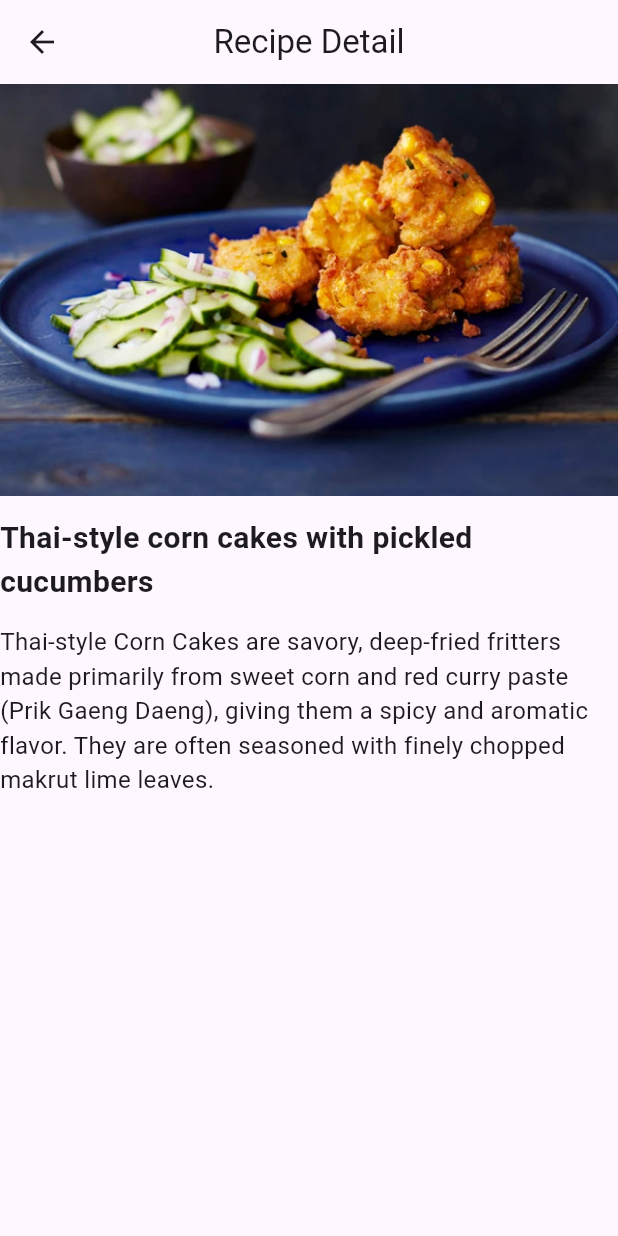
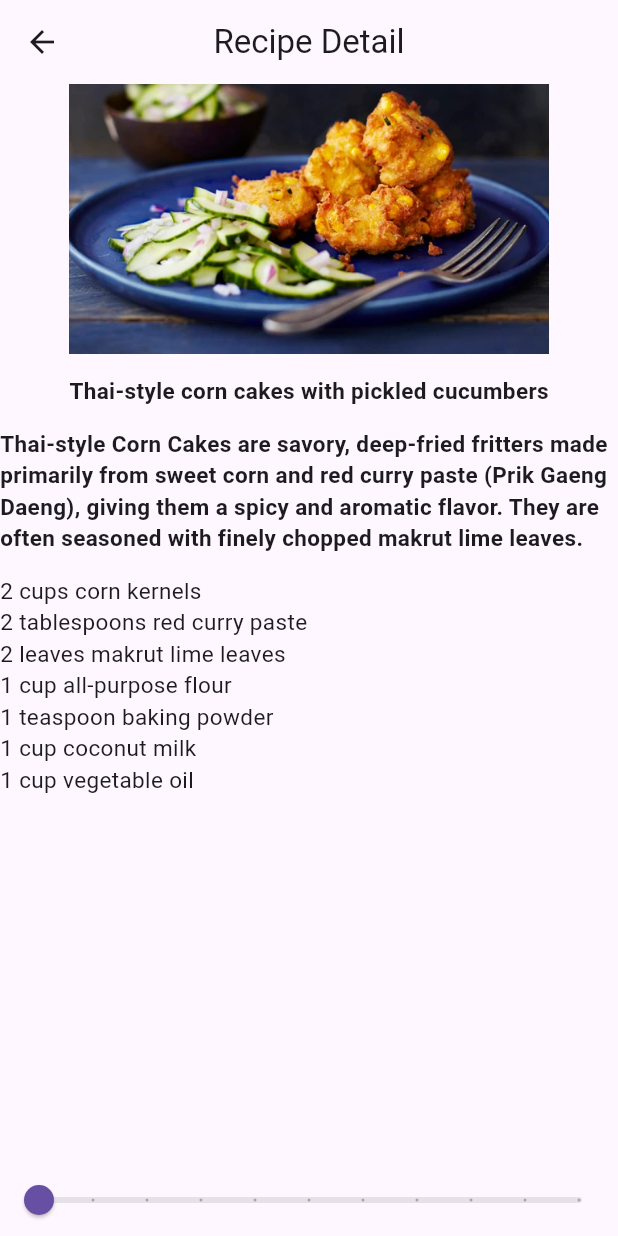
Before and after one commit to PeerapatZz/recipes, a Flutter app: the screen it shows after launch, after a tap on "Thai-style corn cakes with pickled cucum", on a phone screen of 412 x 824 dp. Run offline on Flutter 3.47's test engine with Material 3 defaults, Android fonts, the phone set to English and light mode, and no system bars; our stand-ins replace google_fonts; Roboto replaces fonts that are missing (Kodchasan, Palatino).

Commit message:
Recipe Detail Page.

```diff
--- /dev/null
+++ b/lib/Model/ingredient.dart
@@ -0,0 +1,11 @@
+class Ingredient {
+  String name;
+  int quantity;
+  String unit;
+
+  Ingredient({
+    required this.name,
+    required this.quantity,
+    required this.unit,
+  });
+}
--- a/lib/Model/recipe.dart
+++ b/lib/Model/recipe.dart
@@ -1,20 +1,68 @@
+import 'package:receipes/Model/ingredient.dart';
+
 class Recipe {
   String imgLabel;
   String imageUrl;
   String description;
+  List<Ingredient> ingredients = [];
 
-  Recipe(this.imageUrl, this.imgLabel, this.description);
+  Recipe(this.imageUrl, this.imgLabel, this.description, this.ingredients);
 
 static List<Recipe> samples = [
   Recipe('assets/images/Thai-style corn cakes with pickled cucumbers.webp', 'Thai-style corn cakes with pickled cucumbers',
-  'Thai-style Corn Cakes are savory, deep-fried fritters made primarily from sweet corn and red curry paste (Prik Gaeng Daeng), giving them a spicy and aromatic flavor. They are often seasoned with finely chopped makrut lime leaves.'),
+  'Thai-style Corn Cakes are savory, deep-fried fritters made primarily from sweet corn and red curry paste (Prik Gaeng Daeng), giving them a spicy and aromatic flavor. They are often seasoned with finely chopped makrut lime leaves.',
+  [
+    Ingredient(name: 'corn kernels', quantity: 2, unit: 'cups'),
+    Ingredient(name: 'red curry paste', quantity: 2, unit: 'tablespoons'),
+    Ingredient(name: 'makrut lime leaves', quantity: 2, unit: 'leaves'),
+    Ingredient(name: 'all-purpose flour', quantity: 1, unit: 'cup'),
+    Ingredient(name: 'baking powder', quantity: 1, unit: 'teaspoon'),
+    Ingredient(name: 'coconut milk', quantity: 1, unit: 'cup'),
+    Ingredient(name: 'vegetable oil', quantity: 1, unit: 'cup'),
+  ],
+  ),
   Recipe('assets/images/Prawn massaman curry.webp', 'Prawn massaman curry',
-  'Massaman Curry is a rich, mild, and often slightly sweet Thai curry that has heavy influences from Indian and Malay cuisine. When made with prawns (or shrimp), it is an aromatic, luxurious seafood dish.'),
+  'Massaman Curry is a rich, mild, and often slightly sweet Thai curry that has heavy influences from Indian and Malay cuisine. When made with prawns (or shrimp), it is an aromatic, luxurious seafood dish.',
+  [
+    Ingredient(name: 'prawns', quantity: 1, unit: 'pound'),
+    Ingredient(name: 'massaman curry paste', quantity: 2, unit: 'tablespoons'),
+    Ingredient(name: 'coconut milk', quantity: 1, unit: 'can'),
+    Ingredient(name: 'brown sugar', quantity: 1, unit: 'tablespoon'),
+    Ingredient(name: 'fish sauce', quantity: 1, unit: 'tablespoon'),
+    Ingredient(name: 'vegetable oil', quantity: 2, unit: 'tablespoons'),
+  ],
+  ),
   Recipe('assets/images/Thai green chicken curry.webp', 'Thai green chicken curry',
-  'Thai Green Curry is one of the most famous and beloved curries in Thai cuisine. It is distinct from other curries by its vibrant color and unique balance of sweet, spicy, and savory flavors.'),
+  'Thai Green Curry is one of the most famous and beloved curries in Thai cuisine. It is distinct from other curries by its vibrant color and unique balance of sweet, spicy, and savory flavors.',
+  [
+    Ingredient(name: 'chicken breast', quantity: 1, unit: 'pound'),
+    Ingredient(name: 'green curry paste', quantity: 2, unit: 'tablespoons'),
+    Ingredient(name: 'coconut milk', quantity: 1, unit: 'can'),
+    Ingredient(name: 'fish sauce', quantity: 1, unit: 'tablespoon'),
+    Ingredient(name: 'vegetable oil', quantity: 2, unit: 'tablespoons'),
+  ],
+  ),
   Recipe('assets/images/Jackfruit massaman curry.webp', 'Jackfruit massaman curry',
-  'Jackfruit Massaman Curry is a popular vegetarian or vegan adaptation of the traditional Thai Massaman curry. It maintains the signature rich, mild, and aromatic qualities of the classic dish, substituting the usual meat protein with tender chunks of jackfruit.'),
+  'Jackfruit Massaman Curry is a popular vegetarian or vegan adaptation of the traditional Thai Massaman curry. It maintains the signature rich, mild, and aromatic qualities of the classic dish, substituting the usual meat protein with tender chunks of jackfruit.',
+  [
+    Ingredient(name: 'jackfruit', quantity: 1, unit: 'pound'),
+    Ingredient(name: 'massaman curry paste', quantity: 2, unit: 'tablespoons'),
+    Ingredient(name: 'coconut milk', quantity: 1, unit: 'can'),
+    Ingredient(name: 'brown sugar', quantity: 1, unit: 'tablespoon'),
+    Ingredient(name: 'fish sauce', quantity: 1, unit: 'tablespoon'),
+    Ingredient(name: 'vegetable oil', quantity: 2, unit: 'tablespoons'),
+  ],
+  ),
   Recipe('assets/images/Beef massaman curry.webp', 'Beef massaman curry',
-  'Beef Massaman Curry is one of the most famous and complex Thai curries, known for its unique blend of Thai and Indian/Malay flavors. The inclusion of beef (Neua) is the classic and most common preparation of this rich dish.'),
+  'Beef Massaman Curry is one of the most famous and complex Thai curries, known for its unique blend of Thai and Indian/Malay flavors. The inclusion of beef (Neua) is the classic and most common preparation of this rich dish.',
+  [
+    Ingredient(name: 'beef', quantity: 1, unit: 'pound'),
+    Ingredient(name: 'massaman curry paste', quantity: 2, unit: 'tablespoons'),
+    Ingredient(name: 'coconut milk', quantity: 1, unit: 'can'),
+    Ingredient(name: 'brown sugar', quantity: 1, unit: 'tablespoon'),
+    Ingredient(name: 'fish sauce', quantity: 1, unit: 'tablespoon'),
+    Ingredient(name: 'vegetable oil', quantity: 2, unit: 'tablespoons'),
+  ],
+  ),
 ];
 }
--- a/lib/recipe_detail.dart
+++ b/lib/recipe_detail.dart
@@ -1,12 +1,18 @@
 import 'package:flutter/material.dart';
 import 'package:receipes/Model/recipe.dart';
-import 'package:google_fonts/google_fonts.dart';
 
+class RecipeDetail extends StatefulWidget {
+  final Recipe recipe;
+  const RecipeDetail({super.key, required this.recipe});
 
-class RecipeDetail extends StatelessWidget {
-  final Recipe recipe;
+  @override
+  State<StatefulWidget> createState() {
+    return _RecipeDetailState();
+  }
+}
 
-  const RecipeDetail({super.key, required this.recipe});
+class _RecipeDetailState extends State<RecipeDetail> {
+  int sliderVal = 1;
 
   @override
   Widget build(BuildContext context) {
@@ -15,22 +21,61 @@ class RecipeDetail extends StatelessWidget {
       body: Center(
         child: Column(
           children: <Widget>[
-            Image(image: AssetImage(recipe.imageUrl)),
+            SizedBox(
+              width: 320,
+              height: 180,
+              child: Image(
+               image: AssetImage(widget.recipe.imageUrl),
+               fit: BoxFit.cover,
+             ),
+          ),
             const SizedBox(height: 14.0),
             Text(
-              recipe.imgLabel,
-              style: GoogleFonts.kodchasan(
-                fontSize: 20.0,
-                fontWeight: FontWeight.w700,
+              widget.recipe.imgLabel,
+              style: const TextStyle(
+                fontSize: 15.0,
+                fontWeight: FontWeight.w600,
+                fontFamily: 'Palatino',
               ),
             ),
             const SizedBox(height: 14.0),
             Text(
-              recipe.description,
+              widget.recipe.description,
               style: const TextStyle(
-                fontSize: 16.0,
+                fontSize: 15.0,
+                fontWeight: FontWeight.w600,
                 fontFamily: 'Palatino',
               ),
+            ),
+            const SizedBox(height: 14.0),
+
+            Expanded(
+              child: ListView.builder(
+                itemBuilder: (BuildContext context, int index) {
+                  final ingredient = widget.recipe.ingredients[index];
+                  final adjustedQuantity = widget.recipe.ingredients[index].quantity * sliderVal;
+                  return Text(
+                    '${adjustedQuantity} ${ingredient.unit} ${ingredient.name}',
+                    style: const TextStyle(
+                      fontSize: 15.0,
+                    ),
+                  );
+                },
+                itemCount: widget.recipe.ingredients.length,
+              ),
+            ),
+
+            Slider(
+              min: 1,
+              max: 10,
+              divisions: 10,
+              label: '${(sliderVal)} servings',
+              value: sliderVal.toDouble(),
+              onChanged: (newValue) {
+                setState(() {
+                  sliderVal = newValue.round();
+                });
+              },
             ),
           ],
         ),
```
